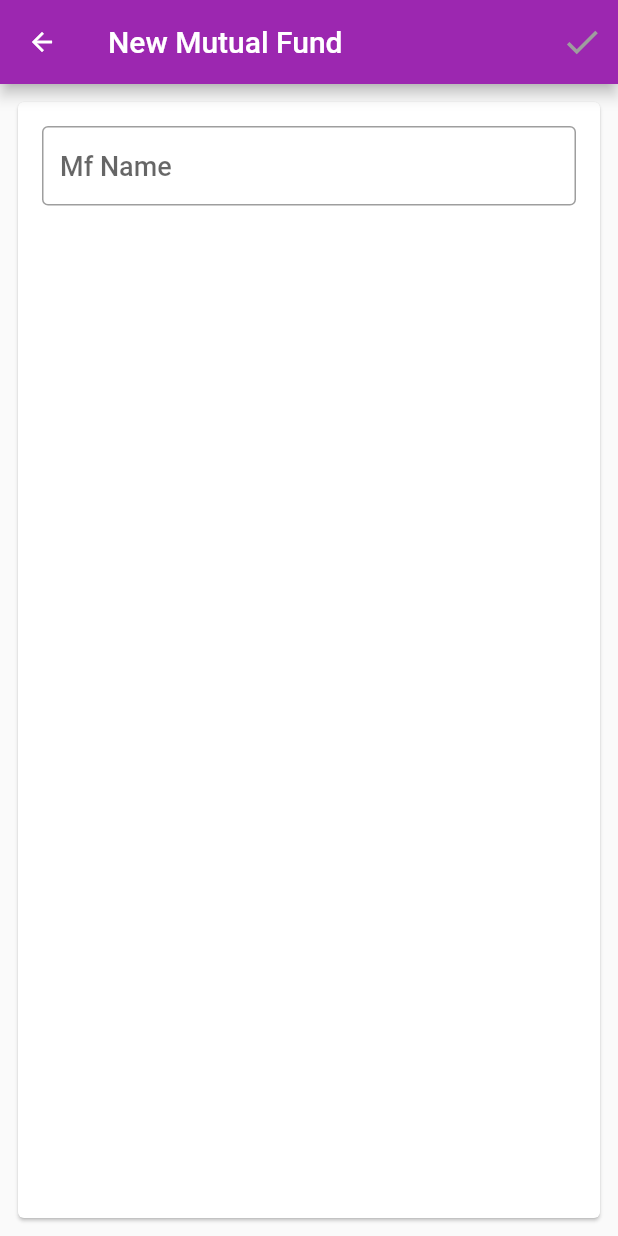
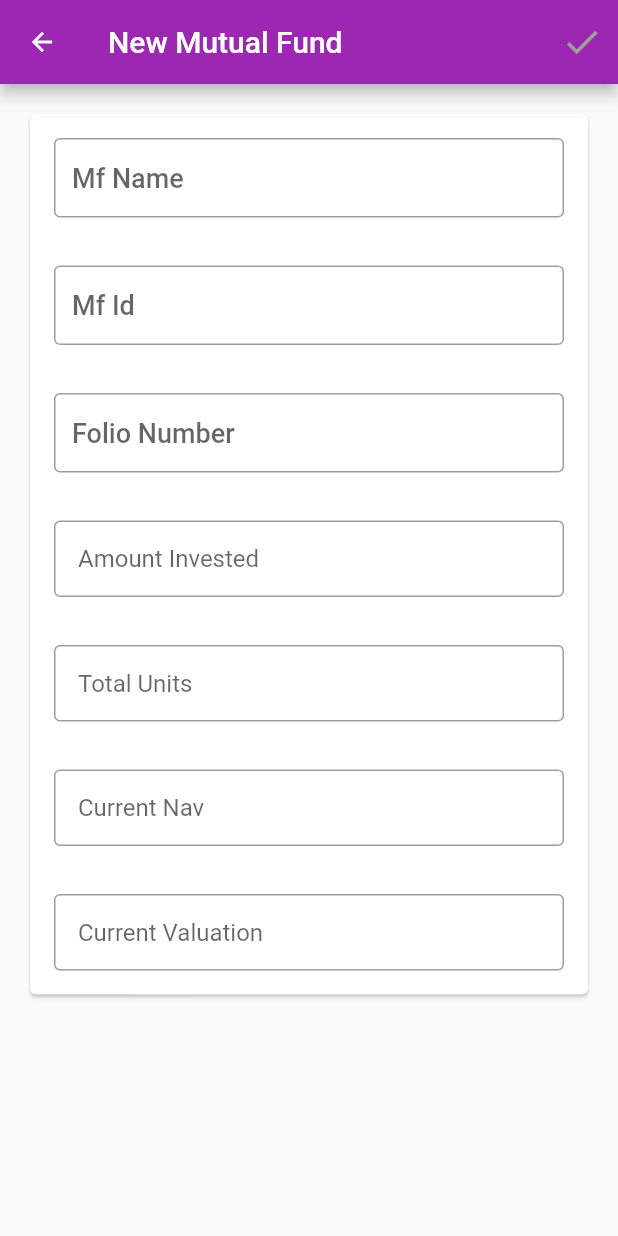
Before and after one commit to ganeshpatil0101/directmf, a Flutter app: the AddMfForm screen opened by its route, on a phone screen of 412 x 824 dp. Run offline on Flutter 3.47's test engine with Material 2 defaults, Android fonts, the phone set to English and light mode, and no system bars; our stand-ins replace cloud_firestore, firebase_auth, flutter_redux, font_awesome_flutter, redux; missing offline and left inert: flutter_circular_chart; accounts and stored records are empty.

Commit message:
WIP Added mf required other fields and model

```diff
--- a/lib/models/mfData.dart
+++ b/lib/models/mfData.dart
@@ -3,26 +3,33 @@ import 'package:meta/meta.dart';
 import 'package:uuid/uuid.dart';
 
 class MFData {
-  // final String mfId;
-  // final double amtInvstd;
+  final String mfId;
+  final String folioId;
+  final double amtInvstd;
   final String name;
-  // final double units;
-  // final double nav;
-  // final double curValue;
+  final double units;
+  final double nav;
+  final double curValue;
 
   MFData({
-    //  @required this.mfId,
+    @required this.mfId,
+    @required this.folioId,
     @required this.name,
-    // @required this.amtInvstd,
-    // @required this.units,
-    // @required this.nav,
-    // @required this.curValue,
+    @required this.amtInvstd,
+    @required this.units,
+    @required this.nav,
+    @required this.curValue,
   });
 
   static fromSnapshot(DocumentSnapshot document) {
     return MFData(
-      //id: document['id'],
-      name: document['name'],
-    );
+        //id: document['id'],
+        name: document['name'],
+        folioId: document['folioId'],
+        mfId: document['mdId'],
+        amtInvstd: document['amtInvstd'],
+        units: document['units'],
+        nav: document['nav'],
+        curValue: document['curValue']);
   }
 }
--- a/lib/ui/mf/addMf.dart
+++ b/lib/ui/mf/addMf.dart
@@ -7,6 +7,7 @@ import 'package:sink/models/mfData.dart';
 import 'package:sink/redux/actions.dart';
 import 'package:sink/redux/selectors.dart';
 import 'package:sink/redux/state.dart';
+import 'package:sink/ui/common/number_input.dart';
 import 'package:sink/ui/common/text_input.dart';
 import 'package:sink/ui/forms/color_grid.dart';
 import 'package:uuid/uuid.dart';
@@ -25,8 +26,8 @@ class AddMfForm extends StatefulWidget {
 }
 
 class AddFmFormState extends State<AddMfForm> {
-  String mfName;
-
+  String mfName, mfId, folioId;
+  double amtInvstd, units, nav, curValue;
   void handleNameChange(String newName) {
     setState(() {
       this.mfName = newName;
@@ -64,7 +65,13 @@ class AddFmFormState extends State<AddMfForm> {
                 ),
               ],
             ),
-          body: Padding(
+            body: Scrollbar(
+                child: ListView(
+                    physics: BouncingScrollPhysics(),
+                    shrinkWrap: true,
+                    padding: EdgeInsets.all(8.0),
+                    children: <Widget>[
+                  Padding(
                     padding: const EdgeInsets.all(8.0),
                     child: Card(
                       child: Column(
@@ -76,11 +83,88 @@ class AddFmFormState extends State<AddMfForm> {
                               onChange: (value) => handleNameChange(value),
                             ),
                           ),
+                          Padding(
+                            padding: const EdgeInsets.all(16.0),
+                            child: ClearableTextInput(
+                              hintText: "Mf Id",
+                              onChange: (value) =>
+                                  {setState(() => this.mfId = value)},
+                            ),
+                          ),
+                          Padding(
+                            padding: const EdgeInsets.all(16.0),
+                            child: ClearableTextInput(
+                              hintText: "Folio Number",
+                              onChange: (value) =>
+                                  {setState(() => this.folioId = value)},
+                            ),
+                          ),
+                          Padding(
+                            padding: const EdgeInsets.all(16.0),
+                            child: ClearableNumberInput(
+                              onChange: (value) {
+                                setState(() {
+                                  this.amtInvstd = value;
+                                });
+                              },
+                              value: this.amtInvstd,
+                              hintText: 'Amount Invested',
+                              style: Theme.of(context).textTheme.body1,
+                              //contentPadding: inputPadding,
+                              border: OutlineInputBorder(),
+                            ),
+                          ),
+                          Padding(
+                            padding: const EdgeInsets.all(16.0),
+                            child: ClearableNumberInput(
+                              onChange: (value) {
+                                setState(() {
+                                  this.units = value;
+                                });
+                              },
+                              value: this.units,
+                              hintText: 'Total Units',
+                              style: Theme.of(context).textTheme.body1,
+                              //contentPadding: inputPadding,
+                              border: OutlineInputBorder(),
+                            ),
+                          ),
+                          Padding(
+                            padding: const EdgeInsets.all(16.0),
+                            child: ClearableNumberInput(
+                              onChange: (value) {
+                                setState(() {
+                                  this.nav = value;
+                                  this.curValue = this.amtInvstd * this.nav;
+                                });
+                              },
+                              value: this.nav,
+                              hintText: 'Current Nav',
+                              style: Theme.of(context).textTheme.body1,
+                              //contentPadding: inputPadding,
+                              border: OutlineInputBorder(),
+                            ),
+                          ),
+                          Padding(
+                            padding: const EdgeInsets.all(16.0),
+                            child: ClearableNumberInput(
+                              onChange: (value) {
+                                setState(() {
+                                  this.curValue = value;
+                                });
+                              },
+                              value: this.curValue,
+                              hintText: 'Current Valuation',
+                              style: Theme.of(context).textTheme.body1,
+                              //contentPadding: inputPadding,
+                              border: OutlineInputBorder(),
+                            ),
+                          )
                         ],
                       ),
                     ),
                   ),
-        );
+                ])));
       },
     );
   }
```
Lines whose indentation alone changed are shown as unchanged.
